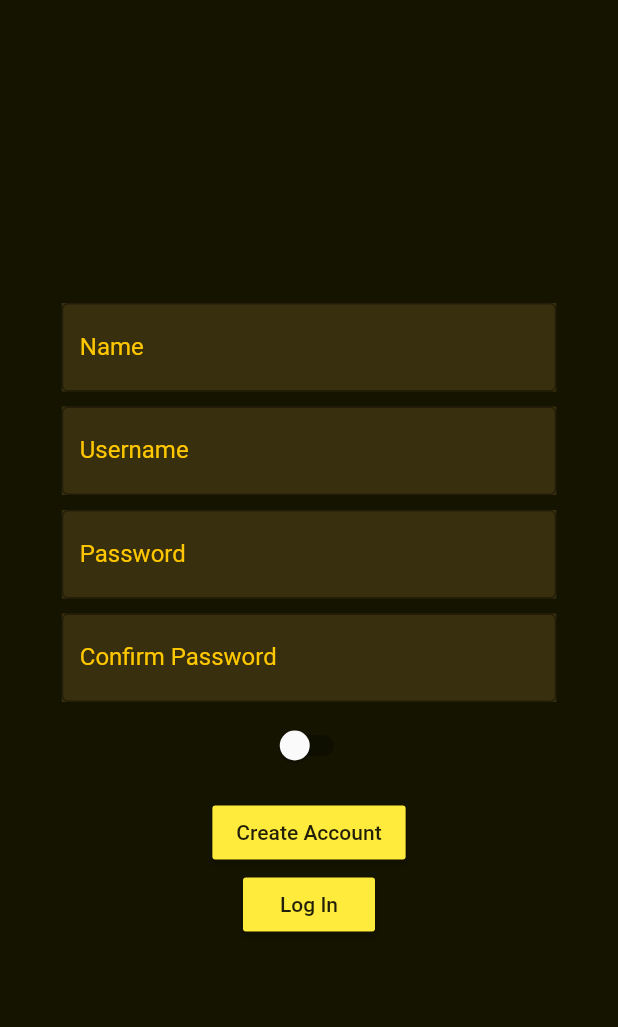
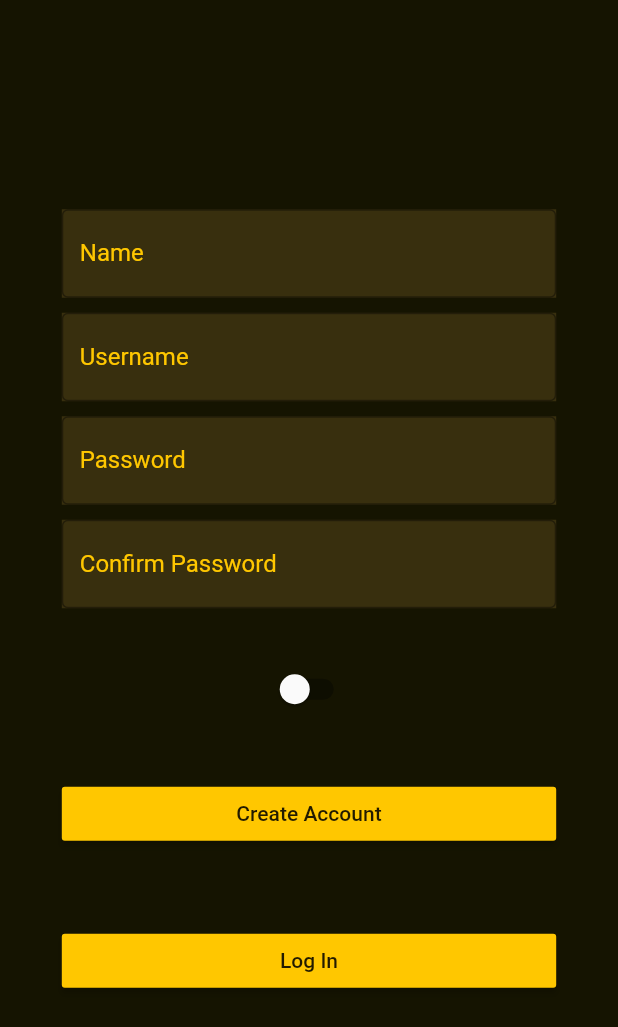
Before and after one commit to Awty-Programming-Club/Karpull, a Flutter app: the SignupScreen screen opened directly, on a phone screen of 412 x 824 dp. Shown: the top 1027 px of the screen. Run offline on Flutter 3.47's test engine with Material 2 defaults, Android fonts, the phone set to English and light mode, and no system bars; our stand-ins replace fluttertoast, geolocator, shared_preferences; accounts and stored records are empty.

Commit message:
finished ui on signup

```diff
--- a/app/lib/screens/signupscreen.dart
+++ b/app/lib/screens/signupscreen.dart
@@ -89,7 +89,9 @@ class _SignupScreenState extends State<SignupScreen> {
                   }),
             ),
           ),
-          Switch(
+          Container(
+            margin: EdgeInsets.fromLTRB(0, 25, 0, 0),
+            child: Switch(
               value: puller,
               onChanged: (value) {
                 setState(() {
@@ -99,10 +101,14 @@ class _SignupScreenState extends State<SignupScreen> {
               activeTrackColor: Colors.lightGreenAccent,
               activeColor: Colors.green,
             ),
+          ),
           SizedBox(height: 10.0),
-          RaisedButton(
+          Container(
+            margin: EdgeInsets.all(25.0),
+            width: MediaQuery.of(context).size.width * 0.8,
+            child: RaisedButton(
               child: Text('Create Account'),
-            color: Colors.yellow,
+              color: Color.fromARGB(255, 255, 199, 0),
               onPressed: () {
                 AuthService().createUser(
                     name, username, password, confirm, puller, context);
@@ -123,13 +129,18 @@ class _SignupScreenState extends State<SignupScreen> {
                 // }
               },
             ),
-          RaisedButton(
+          ),
+          Container(
+            margin: EdgeInsets.all(25),
+            width: MediaQuery.of(context).size.width * 0.8,
+            child: RaisedButton(
               child: Text('Log In'),
-            color: Colors.yellow,
+              color: Color.fromARGB(255, 255, 199, 0),
               onPressed: () {
                 Navigator.push(context,
                     MaterialPageRoute(builder: (context) => LoginScreen()));
               },
+            ),
           )
         ]));
   }
```
Lines whose indentation alone changed are shown as unchanged.
